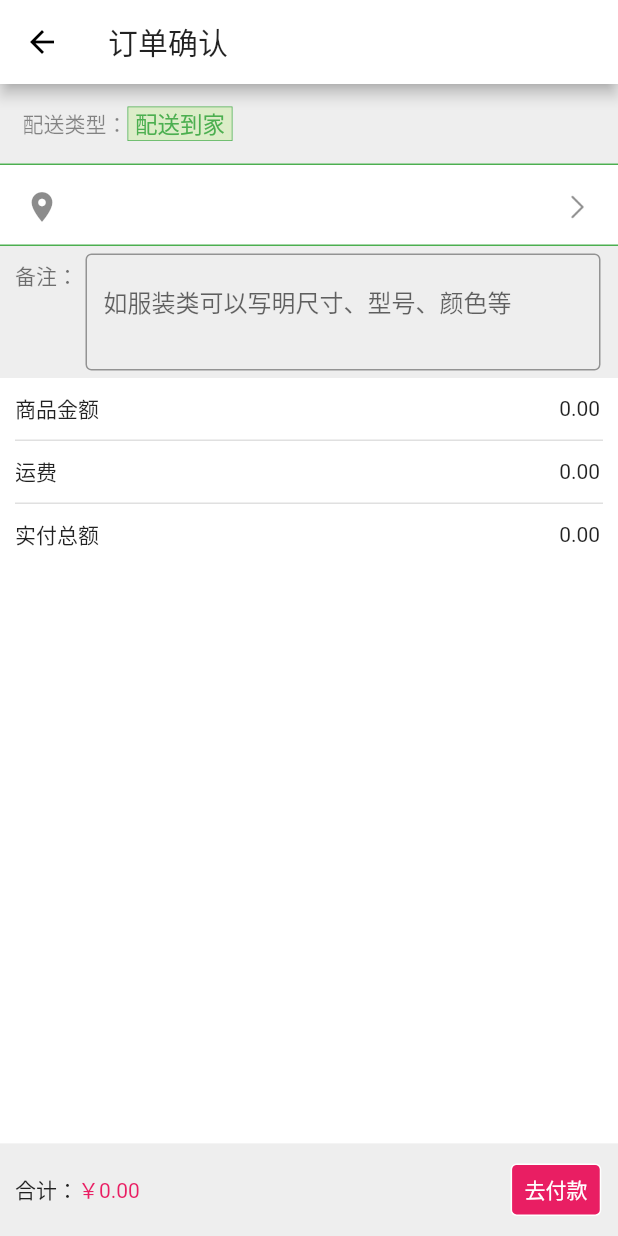
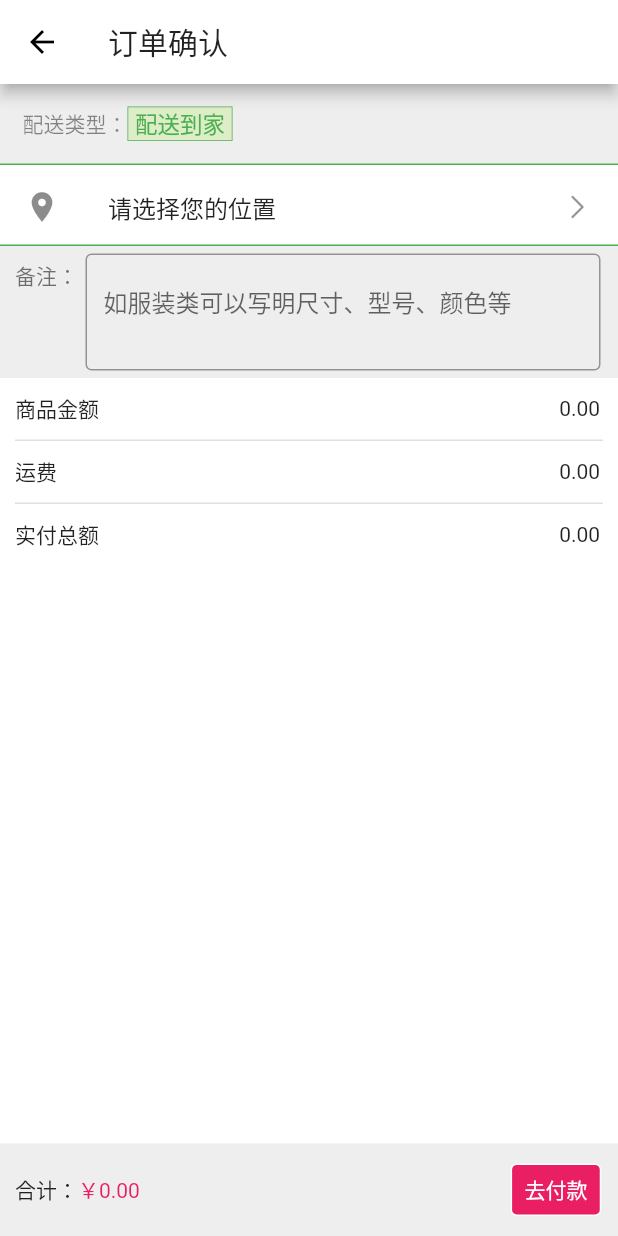
Before and after one commit to haolizi/electricity_flutter, a Flutter app: the OrderPayPage screen opened directly, on a phone screen of 412 x 824 dp. Run offline on Flutter 3.47's test engine with Material 2 defaults, Android fonts, the light colour scheme and no system bars; our stand-ins replace dio, fluro, flutter_easyrefresh, flutter_html, flutter_screenutil, flutter_spinkit and 3 more; accounts and stored records are empty; network calls fail; statements that could not run were skipped.

Commit message:
fix bugs

```diff
--- a/lib/pages/order/views/order_position_widget.dart
+++ b/lib/pages/order/views/order_position_widget.dart
@@ -23,9 +23,10 @@ class PositionWidget extends StatelessWidget {
         child: ListTile(
           leading: Icon(Icons.location_on),
           title: Text(
-            '',
+            '请选择您的位置',
             style: TextStyle(
-              fontSize: 16
+              fontSize: 16,
+              color: Colors.black87
             ),
           ),
           trailing: Image.asset('images/mine/right_arrow.png'),
```
Also changed, not shown: images/screen7.png.
